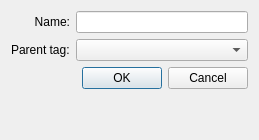
The window that quentier/src/dialogs/AddOrEditTagDialog.ui (d1vanov/quentier) describes before a commit, drawn with Qt 5.
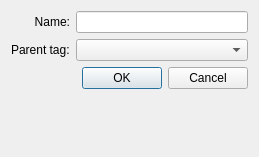
The same window after the commit.

```diff
--- a/quentier/src/dialogs/AddOrEditTagDialog.ui
+++ b/quentier/src/dialogs/AddOrEditTagDialog.ui
@@ -7,7 +7,7 @@
     <x>0</x>
     <y>0</y>
     <width>259</width>
-    <height>140</height>
+    <height>157</height>
    </rect>
   </property>
   <property name="windowTitle">
```
Left out of the diff: 24 changed lines with no effect on the pictures.
